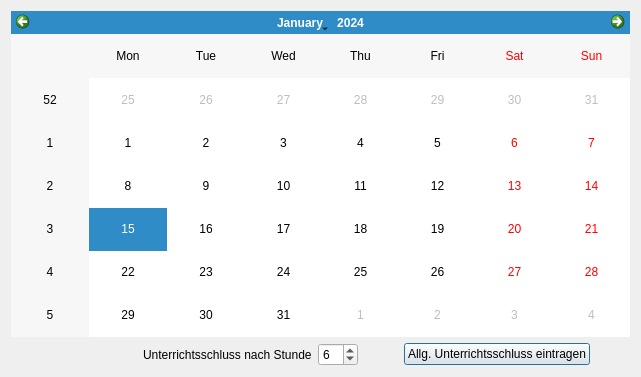
LordMuetze/InformatikVertretungsplan, file GUI/DialogUnterrichtsschluss.ui: the form before one commit.
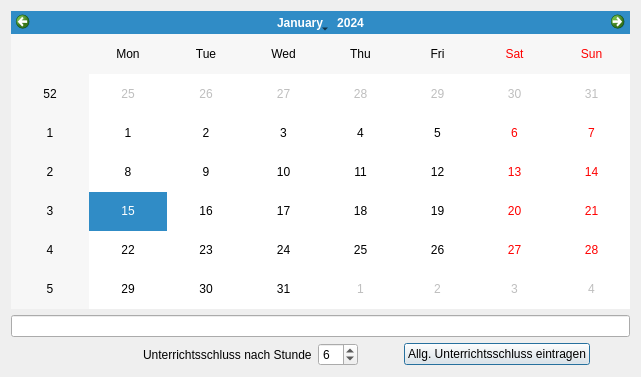
The form after the commit.

Commit message: ADD: lineEdit for Bemerkung

```diff
--- a/GUI/DialogUnterrichtsschluss.ui
+++ b/GUI/DialogUnterrichtsschluss.ui
@@ -17,6 +17,9 @@
    <item>
     <widget class="QCalendarWidget" name="calendarWidget"/>
    </item>
+   <item>
+    <widget class="QLineEdit" name="le_bemerkung"/>
+   </item>
    <item>
     <layout class="QHBoxLayout" name="horizontalLayout">
      <item>
```
The commit also changes 1 other file.
